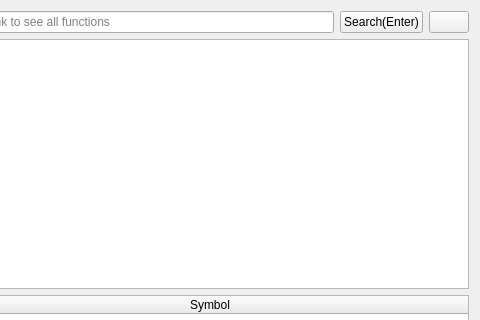
Old version of the form GUI/FunctionsInfoWidget.ui in the repository korcankaraokcu/PINCE; both pictures show x 160 to 640 and y 0 to 320 of the 640 by 555 pixel window.
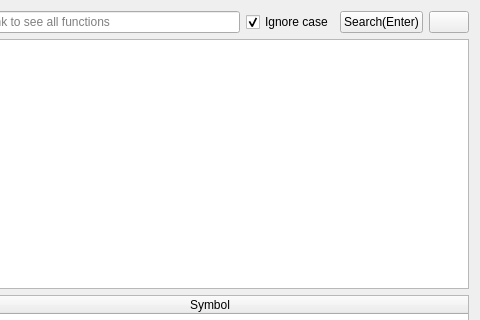
New version of the form.

Commit message: Upgraded FunctionsInfoWidget

```diff
--- a/GUI/FunctionsInfoWidget.ui
+++ b/GUI/FunctionsInfoWidget.ui
@@ -58,6 +58,19 @@
        </property>
       </widget>
      </item>
+     <item>
+      <widget class="QCheckBox" name="checkBox_IgnoreCase">
+       <property name="toolTip">
+        <string>Ignore case if checked</string>
+       </property>
+       <property name="text">
+        <string>Ignore case</string>
+       </property>
+       <property name="checked">
+        <bool>true</bool>
+       </property>
+      </widget>
+     </item>
      <item>
       <widget class="QPushButton" name="pushButton_Search">
        <property name="text">
```
Left out of the diff: 3 changed lines with no effect on the pictures. The commit also changes 4 other files.
